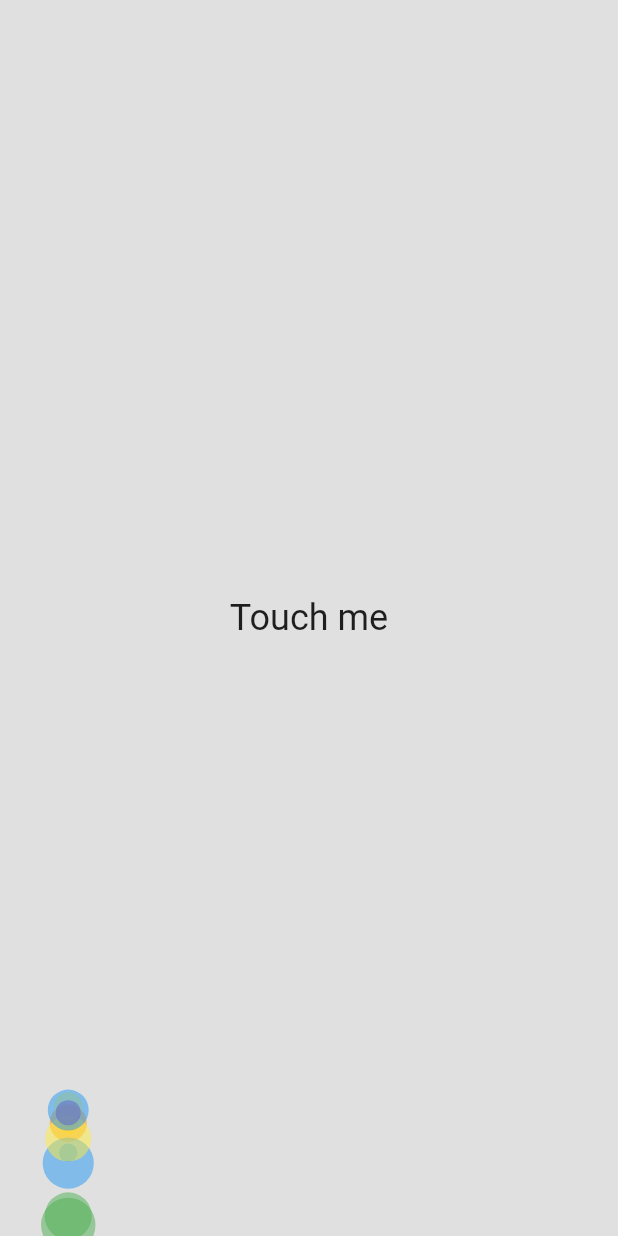
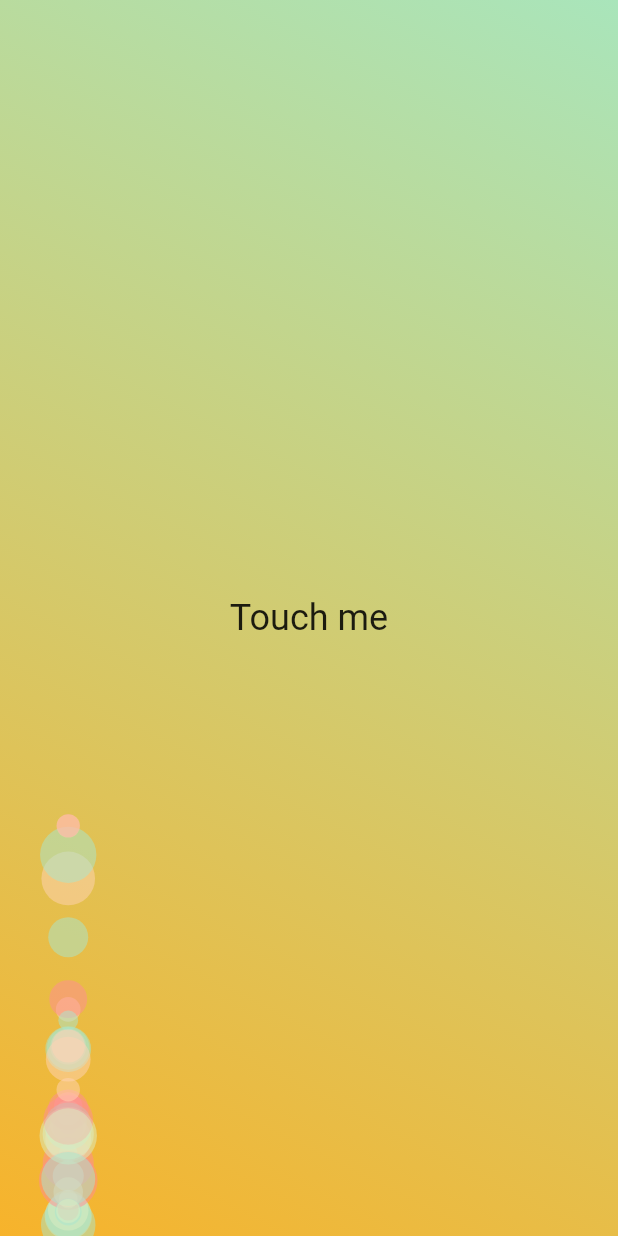
Before and after one commit to aspirinii/HT, a Flutter app: the screen it shows after launch, after a tap on "Touch me", on a phone screen of 412 x 824 dp. Run offline on Flutter 3.47's test engine with Material 2 defaults, Android fonts, the phone set to English and light mode, and no system bars; our stand-ins replace csv, get.

Commit message:
working well in recent

```diff
--- a/lib/main.dart
+++ b/lib/main.dart
@@ -24,7 +24,6 @@ class Controller extends GetxController{
 
   Future<List<List<dynamic>>> _loadCSV() async {
     final _rawData = await rootBundle.loadString("assets/htda.csv");
-    // List<List<dynamic>> _listData =  await CsvToListConverter().convert(_rawData);
     List<List<dynamic>> _listData =  const CsvToListConverter().convert(_rawData);
     print('rawData $_rawData');
     print('_listData $_listData');
@@ -41,6 +40,7 @@ class Controller extends GetxController{
 
     _data2 = _loadCSV();
     print('onInit start');
+    // RandomIndex();
   }
 
   var pixelRatio = Get.pixelRatio;
@@ -75,18 +75,7 @@ class Controller extends GetxController{
   //  return rIndex
   }
   RandomeSeed(){
-    // physicalWidth = physicalScreenSize.width;
-    // physicalHeight = physicalScreenSize.height;
 
-  //Size in logical pixels
-    // logicalWidth = window.physicalSize.width / pixelRatio;
-    // logicalHeight = window.physicalSize.height / pixelRatio;
-
-  //Padding in physical pixels
-    // padding = window.padding;
-
-  //Safe area paddings in logical pixels
-    print("");
     paddingLeft = window.padding.left / window.devicePixelRatio;
     paddingRight = window.padding.right / window.devicePixelRatio;
     paddingTop = window.padding.top / window.devicePixelRatio;
@@ -96,10 +85,10 @@ class Controller extends GetxController{
 
     safeWidth = logicalWidth - paddingLeft - paddingRight;
     safeHeight = logicalHeight - paddingTop - paddingBottom;
-    print(logicalWidth);
-    print("get Ratio ${Get.pixelRatio}");
-    print("windowsdevicePecelRatio ${window.devicePixelRatio}");
-    print("safeWidth $safeWidth safe Height $safeHeight");
+    // print(logicalWidth);
+    // print("get Ratio ${Get.pixelRatio}");
+    // print("windowsdevicePecelRatio ${window.devicePixelRatio}");
+    // print("safeWidth $safeWidth safe Height $safeHeight");
 
     textHeightSeed.value = Random().nextInt(safeHeight.floor()).toDouble();
     textWidthSeed.value = Random().nextInt(safeWidth.floor()-100).toDouble();
@@ -122,10 +111,22 @@ class Home  extends StatelessWidget {
     final Controller c = Get.put(Controller());
 
     return Scaffold(
-      backgroundColor: Colors.grey[300],
-      body: Stack(
+
+      body: Container(
+        decoration: BoxDecoration(
+          gradient: LinearGradient(
+              begin: Alignment.topRight,
+              end: Alignment.bottomLeft,
+              colors: [
+                // Color(0xFFE3170A),
+                Color(0xFFA9E5BB),
+                // Color(0xFFFCF6B1),
+                Color(0xFFF7B32B)
+              ],
+          ),
+        ),
+        child: Stack(
           children: [
-
             FutureBuilder(
               future: c._data2,
               builder:  (BuildContext context, AsyncSnapshot snapshot){
@@ -137,12 +138,10 @@ class Home  extends StatelessWidget {
                       opacity: c._visible.value ? 1.0 : 0.0,
                       duration: const Duration(milliseconds: 500),
                       // The green box must be a child of the AnimatedOpacity widget.
-                    child: Stack(
-                        children: [
-                          // Text("${c._data[Random().nextInt(c._data.length-1)][1]}",
-                          Text("${snapshot.data[c.rIndex][0]}",
+                      child: Container(
+                          child: Text("${snapshot.data[c.rIndex][0]}",
                             style:TextStyle(fontSize:24)),
-                        ],
+
                         )),
                     ),
                   );
@@ -156,17 +155,16 @@ class Home  extends StatelessWidget {
             ),
 
             FloatingDotGroup(
-          number: 10,
+            number: 40,
             direction: Direction.up,
             trajectory: Trajectory.straight,
             size: DotSize.small,
             colors: [
-            Colors.red,
-            Colors.green,
-            Colors.blue,
-            Colors.yellow,
-            Colors.purple,
-            Colors.orange
+             Color(0xFFA8E6CE),
+              Color(0xFFDCEDC2),
+              Color(0xFFFFD3B5),
+              Color(0xFFFFAAA6),
+              Color(0xFFFF8C94)
             ],
             opacity: 0.5,
             speed: DotSpeed.slow,
@@ -183,6 +181,7 @@ class Home  extends StatelessWidget {
           ),
 
         ],
+        ),
       )
     );
   }
```
Also changed, not shown: assets/htda.csv (+36 -27 lines), lib/paintText.dart (added, +33 -0 lines). Lines whose indentation alone changed are shown as unchanged.
